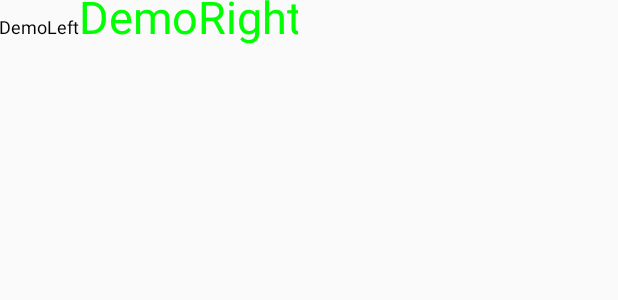
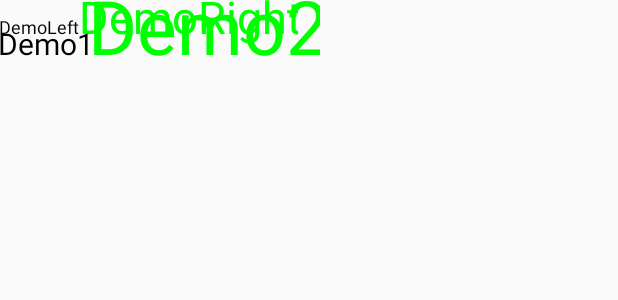
Before and after one commit to changfeifan/MutiTextView, an Android app: the layout activity_main.xml on its own in the app's theme, with its tools: preview values and no code run, on a phone screen of 412 x 824 dp. Shown: the top 300 px of the screen. Run offline under Robolectric (Android 15) with nearby library versions, the phone set to English and light mode, and no system bars.

```diff
--- a/app/build.gradle
+++ b/app/build.gradle
@@ -27,6 +27,6 @@ dependencies {
     compile 'com.android.support:appcompat-v7:25.3.1'
     compile 'com.android.support.constraint:constraint-layout:1.0.0-alpha7'
     testCompile 'junit:junit:4.12'
+
     compile project(':mutitextview')
-
 }
--- a/app/src/main/AndroidManifest.xml
+++ b/app/src/main/AndroidManifest.xml
@@ -1,7 +1,7 @@
 <?xml version="1.0" encoding="utf-8"?>
 <manifest xmlns:android="http://schemas.android.com/apk/res/android"
+
     package="com.changfeifan.mutitextviewdemo">
-
     <application
         android:allowBackup="true"
         android:icon="@mipmap/ic_launcher"
--- /dev/null
+++ b/app/src/main/java/com/changfeifan/mutitextview/widget/MutiTextView.java
@@ -0,0 +1,94 @@
+package com.changfeifan.mutitextview.widget;
+
+import android.content.Context;
+import android.content.res.TypedArray;
+import android.graphics.Canvas;
+import android.graphics.Color;
+import android.graphics.Paint;
+import android.graphics.Rect;
+import android.support.annotation.Nullable;
+import android.text.TextPaint;
+import android.util.AttributeSet;
+import android.view.View;
+
+import com.changfeifan.mutitextview.R;
+
+
+/**
+ * Created by changfeifan on 2017/5/12.
+ */
+
+public class MutiTextView extends View {
+
+    TextPaint textPaintLeft;
+    TextPaint textPaintRight;
+
+    String textLeft = "";
+    String textRight = "";
+
+    public MutiTextView(Context context) {
+        this(context, null);
+    }
+
+    public MutiTextView(Context context, @Nullable AttributeSet attrs) {
+        this(context, attrs, 0);
+    }
+
+    public MutiTextView(Context context, @Nullable AttributeSet attrs, int defStyleAttr) {
+        super(context, attrs, defStyleAttr);
+
+        TypedArray a = context.obtainStyledAttributes(attrs,
+                R.styleable.MutiTextView, defStyleAttr, 0);
+
+        textPaintLeft = new TextPaint();
+        textPaintRight = new TextPaint();
+
+        textPaintLeft.setTextAlign(Paint.Align.LEFT);
+        textPaintRight.setTextAlign(Paint.Align.LEFT);
+
+        if (a != null) {
+            textPaintRight.setColor(a.getColor(R.styleable.MutiTextView_rightTextColor, Color.BLACK));
+            textPaintRight.setTextSize(a.getDimension(R.styleable.MutiTextView_rightTextSize, 30));
+            textPaintLeft.setColor(a.getColor(R.styleable.MutiTextView_leftTextColor, Color.BLACK));
+            textPaintLeft.setTextSize(a.getDimension(R.styleable.MutiTextView_leftTextSize, 30));
+
+            textLeft = a.getString(R.styleable.MutiTextView_leftText);
+            textRight = a.getString(R.styleable.MutiTextView_rightText);
+        }
+
+//        a.recycle();
+    }
+
+    @Override
+    protected void onMeasure(int widthMeasureSpec, int heightMeasureSpec) {
+
+        Rect rectLeft = new Rect();
+        textPaintLeft.getTextBounds(textLeft, 0, textLeft.length(), rectLeft);
+        Rect rectRight = new Rect();
+        textPaintRight.getTextBounds(textRight, 0, textRight.length(), rectRight);
+
+        setMeasuredDimension(rectLeft.width() + rectRight.width(), Math.max(rectLeft.height(), rectRight.height()));
+
+//        super.onMeasure(widthMeasureSpec, heightMeasureSpec);
+    }
+
+    @Override
+    protected void onDraw(Canvas canvas) {
+        super.onDraw(canvas);
+
+
+        Rect rectLeft = new Rect();
+        textPaintLeft.getTextBounds(textLeft, 0, textLeft.length(), rectLeft);
+        Rect rectRight = new Rect();
+        textPaintRight.getTextBounds(textRight, 0, textRight.length(), rectRight);
+
+        if (textPaintLeft.getTextSize() > textPaintRight.getTextSize()) {
+            canvas.drawText(textLeft, -rectLeft.left, -rectLeft.top, textPaintLeft);
+            canvas.drawText(textRight, rectLeft.right - rectLeft.left, -rectLeft.top, textPaintRight);
+        } else {
+            canvas.drawText(textLeft, -rectLeft.left, -rectRight.top, textPaintLeft);
+            canvas.drawText(textRight, rectLeft.right - rectLeft.left, -rectRight.top, textPaintRight);
+        }
+
+    }
+}
--- a/app/src/main/res/layout/activity_main.xml
+++ b/app/src/main/res/layout/activity_main.xml
@@ -3,6 +3,7 @@
     xmlns:app="http://schemas.android.com/apk/res-auto"
     xmlns:tools="http://schemas.android.com/tools"
     android:layout_width="match_parent"
+
     android:layout_height="match_parent"
     tools:context="com.changfeifan.mutitextviewdemo.MainActivity">
 
@@ -10,11 +11,21 @@
         android:layout_width="wrap_content"
         android:layout_height="wrap_content"
         app:leftText="DemoLeft"
+        app:leftTextColor="#000000"
         app:leftTextSize="12dp"
+        app:rightText="DemoRight"
+        app:rightTextColor="#00FF00"
+        app:rightTextSize="30dp" />
+
+    <com.changfeifan.mutitextview.widget.MutiTextView
+        android:layout_width="wrap_content"
+        android:layout_height="wrap_content"
+        app:leftText="Demo1"
         app:leftTextColor="#000000"
-       app:rightText="DemoRight"
-       app:rightTextSize="30dp"
+        app:leftTextSize="20dp"
+        app:rightText="Demo2"
         app:rightTextColor="#00FF00"
-       />
+        app:rightTextSize="50dp" />
+
 
 </android.support.constraint.ConstraintLayout>
--- a/app/src/main/res/values/strings.xml
+++ b/app/src/main/res/values/strings.xml
@@ -1,3 +1,5 @@
 <resources>
+
     <string name="app_name">MutiTextViewDemo</string>
+
 </resources>
--- a/build.gradle
+++ b/build.gradle
@@ -4,6 +4,8 @@ buildscript {
     repositories {
         jcenter()
         mavenCentral()
+        maven { url "https://raw.githubusercontent.com/MutiTextView"}
+
     }
     dependencies {
         classpath 'com.android.tools.build:gradle:2.3.2'
@@ -18,6 +20,8 @@ buildscript {
 allprojects {
     repositories {
         jcenter()
+        maven { url 'https://jitpack.io' }
+
     }
 }
 
--- a/mutitextview/build.gradle
+++ b/mutitextview/build.gradle
@@ -1,6 +1,6 @@
 apply plugin: 'com.android.library'
 //apply plugin: 'com.jfrog.bintray'
-//apply plugin: 'com.github.dcendents.android-maven'
+apply plugin: 'com.github.dcendents.android-maven'
 apply plugin: 'maven'
 
 android {
@@ -13,7 +13,7 @@ android {
         versionCode 1
         versionName "1.0"
         testInstrumentationRunner "android.support.test.runner.AndroidJUnitRunner"
-        group = 'com.changfeifan.mutitextview' // Change this to match your package name
+        group = 'com.github.changfeifan' // Change this to match your package name
         version = '1.0.0' // Change this to match your version number
     }
     buildTypes {
```
Also changed, not shown: app/src/main/java/com/changfeifan/mutitextview/MainActivity.java (added, +13 -0 lines), app/src/main/res/values/attr.xml (added, +13 -0 lines), gradle/wrapper/gradle-wrapper.properties, 2 other files. Lines whose indentation alone changed are shown as unchanged.
